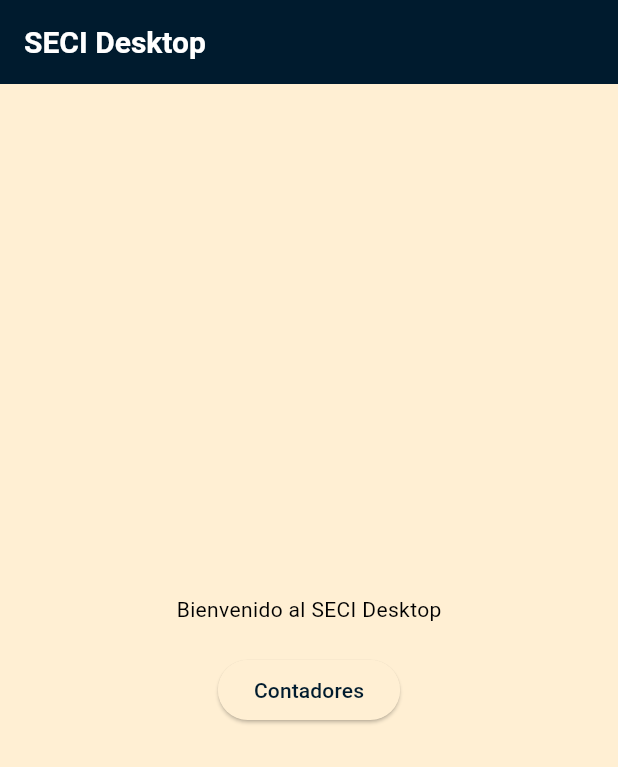
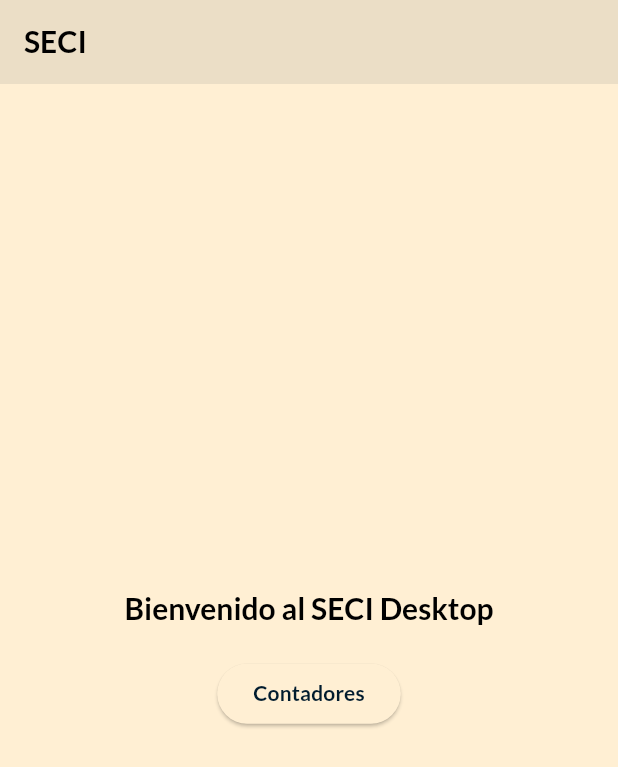
Before and after one commit to whoAngeel/seci-desktop-offline, a Flutter app: the screen it shows after launch, on a phone screen of 412 x 824 dp. Shown: the top 767 px of the screen. Run offline on Flutter 3.47's test engine with Material 3 defaults, Android fonts, the phone set to English and light mode, and no system bars.

Commit message:
feat: sistema de familas de fuentes

```diff
--- /dev/null
+++ b/lib/core/theme/app_text_theme.dart
@@ -0,0 +1,65 @@
+import 'package:flutter/material.dart';
+
+final TextTheme appTextTheme = const TextTheme(
+  headlineLarge: TextStyle(
+    fontFamily: 'Lato',
+    fontSize: 32,
+    fontWeight: FontWeight.bold,
+    letterSpacing: -0.5,
+  ),
+  headlineMedium: TextStyle(
+    fontFamily: 'Lato',
+    fontSize: 28,
+    fontWeight: FontWeight.w600,
+  ),
+  headlineSmall: TextStyle(
+    fontFamily: 'Lato',
+    fontSize: 24,
+    fontWeight: FontWeight.w600,
+  ),
+  titleLarge: TextStyle(
+    fontFamily: 'Lato',
+    fontSize: 20,
+    fontWeight: FontWeight.w600,
+  ),
+  titleMedium: TextStyle(
+    fontFamily: 'Lato',
+    fontSize: 18,
+    fontWeight: FontWeight.w500,
+  ),
+  titleSmall: TextStyle(
+    fontFamily: 'Lato',
+    fontSize: 16,
+    fontWeight: FontWeight.w500,
+  ),
+  bodyLarge: TextStyle(
+    fontFamily: 'Lato',
+    fontSize: 16,
+    fontWeight: FontWeight.w400,
+  ),
+  bodyMedium: TextStyle(
+    fontFamily: 'Lato',
+    fontSize: 14,
+    fontWeight: FontWeight.w400,
+  ),
+  bodySmall: TextStyle(
+    fontFamily: 'Lato',
+    fontSize: 12,
+    fontWeight: FontWeight.w400,
+  ),
+  labelLarge: TextStyle(
+    fontFamily: 'Lato',
+    fontSize: 14,
+    fontWeight: FontWeight.w600,
+  ),
+  labelMedium: TextStyle(
+    fontFamily: 'Lato',
+    fontSize: 12,
+    fontWeight: FontWeight.w500,
+  ),
+  labelSmall: TextStyle(
+    fontFamily: 'Lato',
+    fontSize: 10,
+    fontWeight: FontWeight.w500,
+  ),
+);
--- a/lib/core/theme/app_theme.dart
+++ b/lib/core/theme/app_theme.dart
@@ -1,5 +1,6 @@
 import 'package:flutter/material.dart';
 import 'package:seci_desktop/core/theme/app_colors.dart';
+import 'package:seci_desktop/core/theme/app_text_theme.dart';
 
 class AppTheme {
   // tema claro
@@ -21,33 +22,7 @@ class AppTheme {
       onSurface: Colors.black,
     ),
 
-    textTheme: const TextTheme(
-      bodyLarge: TextStyle(
-        fontSize: 16,
-        fontWeight: FontWeight.normal,
-        color: Colors.black,
-      ),
-      bodyMedium: TextStyle(
-        fontSize: 14,
-        fontWeight: FontWeight.normal,
-        color: Colors.black,
-      ),
-      bodySmall: TextStyle(
-        fontSize: 12,
-        fontWeight: FontWeight.normal,
-        color: Colors.black,
-      ),
-      titleLarge: TextStyle(
-        fontSize: 20,
-        fontWeight: FontWeight.bold,
-        color: Colors.black,
-      ),
-      titleMedium: TextStyle(
-        fontSize: 18,
-        fontWeight: FontWeight.bold,
-        color: Colors.black,
-      ),
-    ),
+    textTheme: appTextTheme,
   );
 
   // tema oscuro
@@ -67,32 +42,6 @@ class AppTheme {
       surface: AppColors.charcoal,
       onSurface: Colors.white,
     ),
-    textTheme: const TextTheme(
-      bodyLarge: TextStyle(
-        fontSize: 16,
-        fontWeight: FontWeight.normal,
-        color: Colors.black,
-      ),
-      bodyMedium: TextStyle(
-        fontSize: 14,
-        fontWeight: FontWeight.normal,
-        color: Colors.black,
-      ),
-      bodySmall: TextStyle(
-        fontSize: 12,
-        fontWeight: FontWeight.normal,
-        color: Colors.black,
-      ),
-      titleLarge: TextStyle(
-        fontSize: 20,
-        fontWeight: FontWeight.bold,
-        color: Colors.black,
-      ),
-      titleMedium: TextStyle(
-        fontSize: 18,
-        fontWeight: FontWeight.bold,
-        color: Colors.black,
-      ),
-    ),
+    textTheme: appTextTheme,
   );
 }
--- a/lib/features/counters/presentation/screen/counters.dart
+++ b/lib/features/counters/presentation/screen/counters.dart
@@ -6,18 +6,22 @@ class CountersScreen extends StatelessWidget {
   @override
   Widget build(BuildContext context) {
     final colors = Theme.of(context).colorScheme;
-    final textTheme = Theme.of(context).textTheme;
+    // final textTheme = Theme.of(context).textTheme;
     return Scaffold(
       appBar: AppBar(
-        title: const Text("SECI Desktop"),
-        backgroundColor: colors.primary,
-        foregroundColor: colors.onPrimary,
+        title: Text("SECI", style: Theme.of(context).textTheme.titleLarge),
+        backgroundColor: colors.surface,
+        elevation: 3,
+        // foregroundColor: colors.error,
       ),
       body: Center(
         child: Column(
           mainAxisAlignment: MainAxisAlignment.center,
           children: [
-            const Text("Bienvenido al SECI Desktop"),
+            Text(
+              "Bienvenido al SECI Desktop",
+              style: Theme.of(context).textTheme.titleLarge,
+            ),
             const SizedBox(height: 20),
             ElevatedButton(
               onPressed: () {
```
Also changed, not shown: pubspec.yaml (+31 -30 lines), assets/fonts/Lato-Black.ttf (added), assets/fonts/Lato-BlackItalic.ttf (added), assets/fonts/Lato-Bold.ttf (added), assets/fonts/Lato-BoldItalic.ttf (added), assets/fonts/Lato-Italic.ttf (added), assets/fonts/Lato-Light.ttf (added), assets/fonts/Lato-LightItalic.ttf (added), assets/fonts/Lato-Regular.ttf (added), assets/fonts/Lato-Thin.ttf (added), assets/fonts/Lato-ThinItalic.ttf (added).
